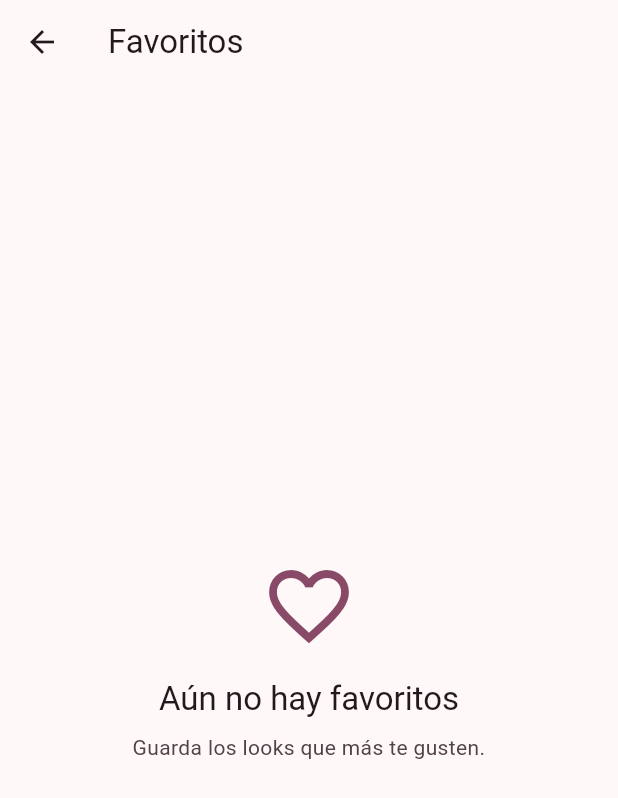
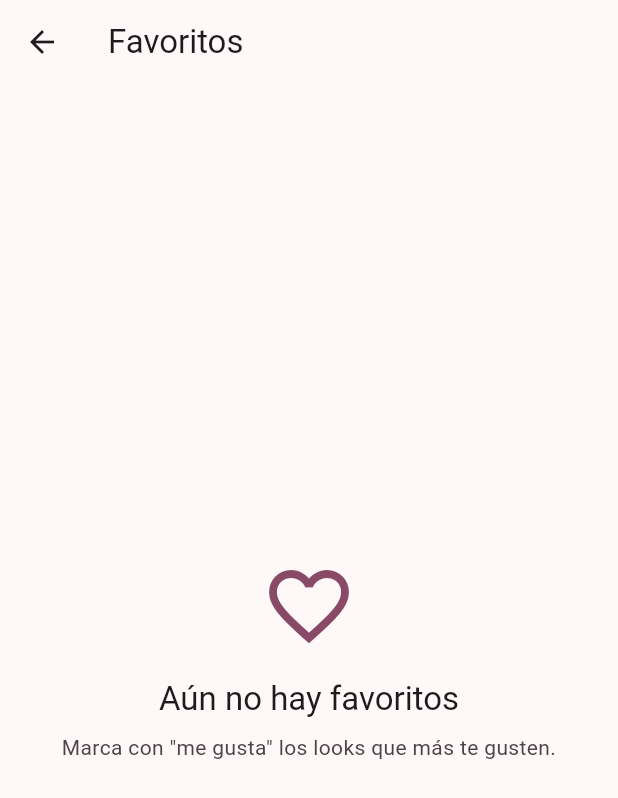
Before and after one commit to xcaim04/leah-app, a Flutter app: the FavoritesScreen screen opened directly, on a phone screen of 412 x 824 dp. Shown: the top 798 px of the screen. Run offline on Flutter 3.47's test engine with Material 3 defaults, Android fonts, the phone set to English and light mode, and no system bars; our stand-ins replace flutter_image_compress, flutter_riverpod, image_picker, palette_generator, sqflite; accounts and stored records are empty.

Commit message:
feat(feedback): add like/dislike controls and favorites

```diff
--- a/lib/presentation/screens/favorites_screen.dart
+++ b/lib/presentation/screens/favorites_screen.dart
@@ -1,18 +1,42 @@
 import 'package:flutter/material.dart';
+import 'package:flutter_riverpod/flutter_riverpod.dart';
 
+import '../../domain/models/outfit_feedback.dart';
+import '../providers/outfit_providers.dart';
 import '../widgets/empty_state.dart';
+import '../widgets/outfit_card.dart';
 
-class FavoritesScreen extends StatelessWidget {
+class FavoritesScreen extends ConsumerWidget {
   const FavoritesScreen({super.key});
 
   @override
-  Widget build(BuildContext context) {
+  Widget build(BuildContext context, WidgetRef ref) {
+    final outfitsAsync = ref.watch(generatedOutfitsProvider);
+    final ratings = ref.watch(latestRatingsProvider);
+
     return Scaffold(
       appBar: AppBar(title: const Text('Favoritos')),
-      body: const EmptyState(
-        icon: Icons.favorite_border,
-        title: 'Aún no hay favoritos',
-        message: 'Guarda los looks que más te gusten.',
+      body: outfitsAsync.when(
+        data: (outfits) {
+          final liked = outfits
+              .where((o) => ratings[o.signature] == FeedbackRating.like)
+              .toList();
+          if (liked.isEmpty) {
+            return const EmptyState(
+              icon: Icons.favorite_border,
+              title: 'Aún no hay favoritos',
+              message: 'Marca con "me gusta" los looks que más te gusten.',
+            );
+          }
+          return ListView.separated(
+            padding: const EdgeInsets.all(12),
+            itemCount: liked.length,
+            separatorBuilder: (_, __) => const SizedBox(height: 12),
+            itemBuilder: (context, index) => OutfitCard(outfit: liked[index]),
+          );
+        },
+        loading: () => const Center(child: CircularProgressIndicator()),
+        error: (e, _) => Center(child: Text('Error al cargar favoritos: $e')),
       ),
     );
   }
```
Also changed, not shown: lib/presentation/screens/outfits_screen.dart (+2 -93 lines), lib/presentation/widgets/outfit_card.dart (added, +139 -0 lines).
